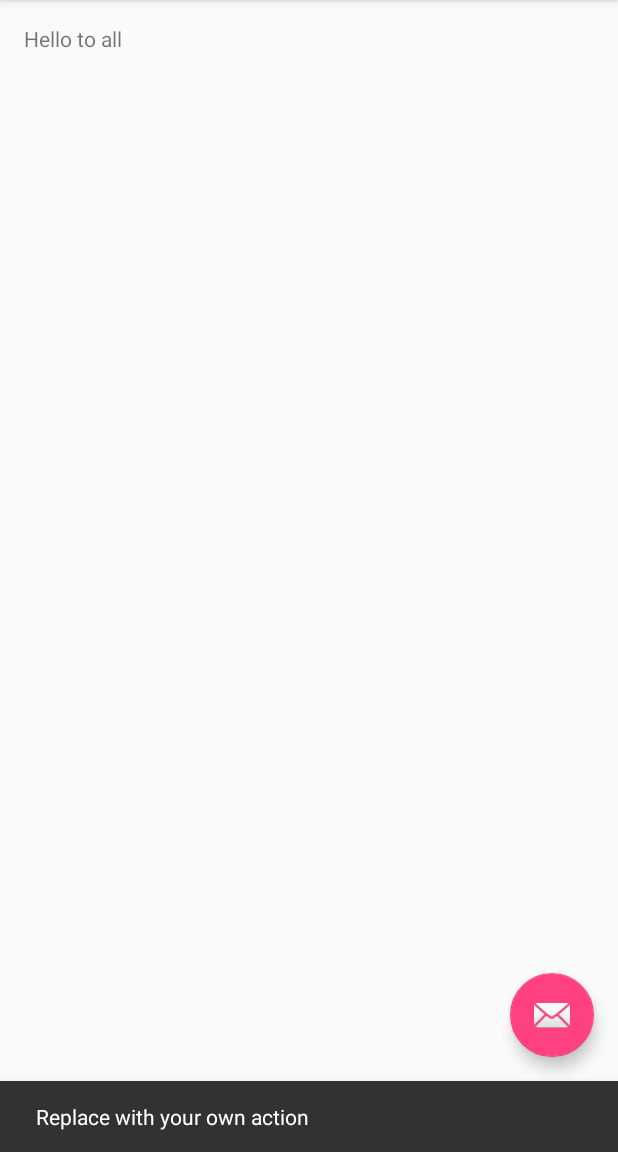
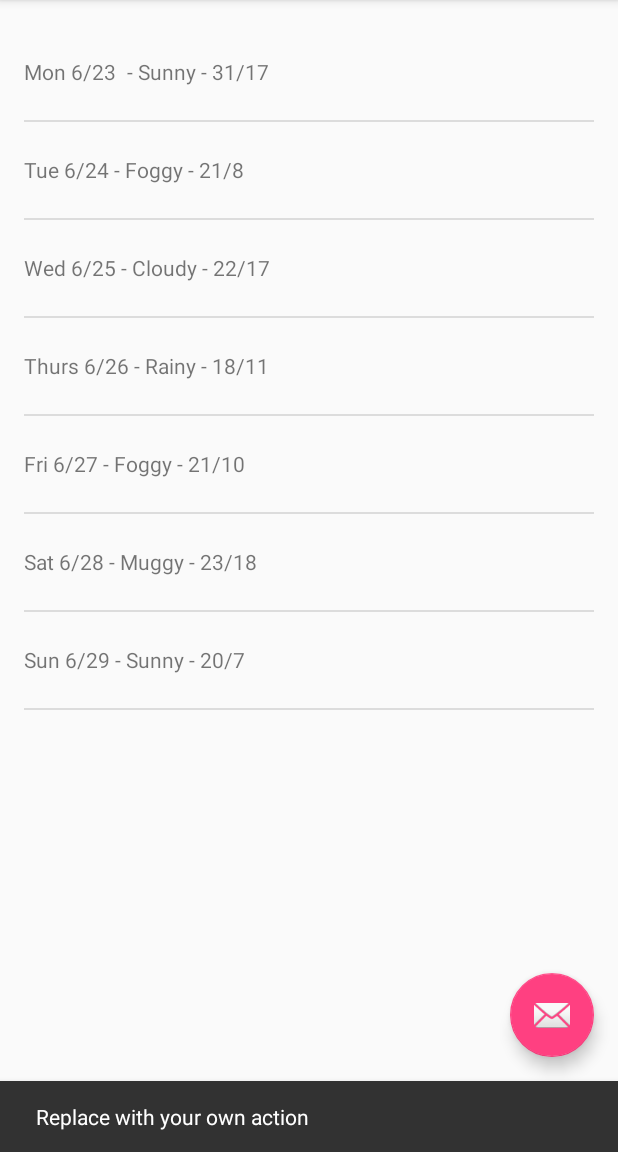
Before and after one commit to pxai/android-shunshine, an Android app: the screen it shows after launch (MainActivity), after a tap on an icon or button, on a phone screen of 412 x 824 dp, the part 84-1236 px from its top. Run offline under Robolectric (Android 15) with nearby library versions, the phone set to English and light mode, and no system bars.

```diff
--- a/app/src/main/java/org/cuatrovientos/android/shunshine/ForecastFragment.java
+++ b/app/src/main/java/org/cuatrovientos/android/shunshine/ForecastFragment.java
@@ -41,7 +41,11 @@ public class ForecastFragment extends Fragment {
                         // automatically handle clicks on the Home/Up button, so long
                                 // as you specify a parent activity in AndroidManifest.xml.
                                         int id = item.getItemId();
+
                 if (id == R.id.action_refresh) {
+                    Log.d("Shunshine", "Refresh clicked");
+                    FetchWeatherTask weatherTask = new FetchWeatherTask(mForecastAdapter);
+                    weatherTask.execute("94043");
                         return true;
                     }
                 return super.onOptionsItemSelected(item);
@@ -77,6 +81,6 @@ public class ForecastFragment extends Fragment {
         Log.d("Shunshine", weekForecast.toString());
         listView.setAdapter(mForecastAdapter);
 
-        return inflater.inflate(R.layout.fragment_main, container, false);
+        return rootView;
     }
 }
--- a/app/src/main/res/layout/fragment_main.xml
+++ b/app/src/main/res/layout/fragment_main.xml
@@ -9,12 +9,13 @@
     tools:context=".ForecastFragment"
     tools:showIn="@layout/activity_main">
 
-    <TextView
-        android:layout_width="match_parent"
-        android:layout_height="match_parent"
-        android:text="Hello to all" />
     <ListView
         android:layout_width="match_parent"
         android:layout_height="match_parent"
         android:id="@+id/listview_forecast" />
+    <!--TextView
+        android:layout_width="match_parent"
+        android:layout_height="match_parent"
+        android:text="Hello to all bitch!!" /-->
+
 </FrameLayout>
```
